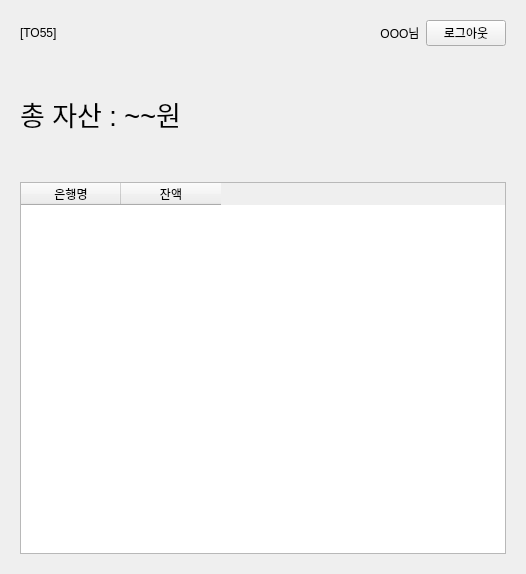
First picture: the form in project/mainpage.ui, repository lym0217/QT_Project, before the edit.
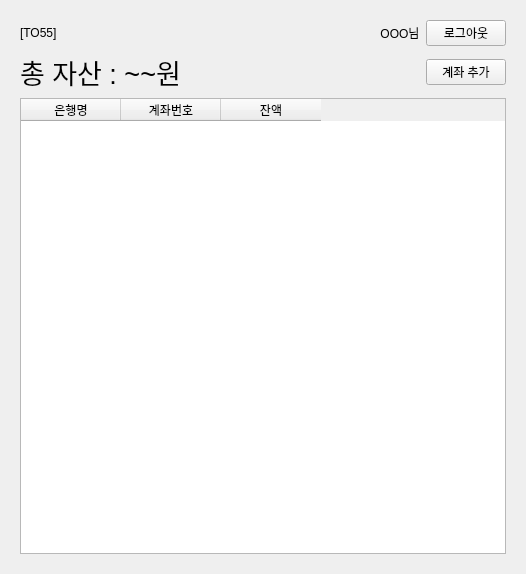
Second picture: the form after the edit. The open tabs and pages were chosen to show the change.

Commit message: 계좌 생성 버튼 추가

```diff
--- a/project/mainpage.ui
+++ b/project/mainpage.ui
@@ -72,6 +72,8 @@
               </layout>
              </item>
              <item>
+              <layout class="QHBoxLayout" name="horizontalLayout_summary">
+               <item>
               <widget class="QLabel" name="label">
                <property name="font">
                 <font>
@@ -84,12 +86,39 @@
               </widget>
              </item>
              <item>
+                <spacer name="horizontalSpacer_add_account">
+                 <property name="orientation">
+                  <enum>Qt::Orientation::Horizontal</enum>
+                 </property>
+                 <property name="sizeHint" stdset="0">
+                  <size>
+                   <width>40</width>
+                   <height>20</height>
+                  </size>
+                 </property>
+                </spacer>
+               </item>
+               <item>
+                <widget class="QPushButton" name="add_account_btn">
+                 <property name="text">
+                  <string>계좌 추가</string>
+                 </property>
+                </widget>
+               </item>
+              </layout>
+             </item>
+             <item>
               <widget class="QTableWidget" name="tableWidget">
                <column>
                 <property name="text">
                  <string>은행명</string>
                 </property>
                </column>
+               <column>
+                <property name="text">
+                 <string>계좌번호</string>
+                </property>
+               </column>
                <column>
                 <property name="text">
                  <string>잔액</string>
```
Left out of the diff: 9 changed lines with no effect on the pictures. Lines whose indentation alone changed are shown as unchanged. The commit also changes 10 other files.
